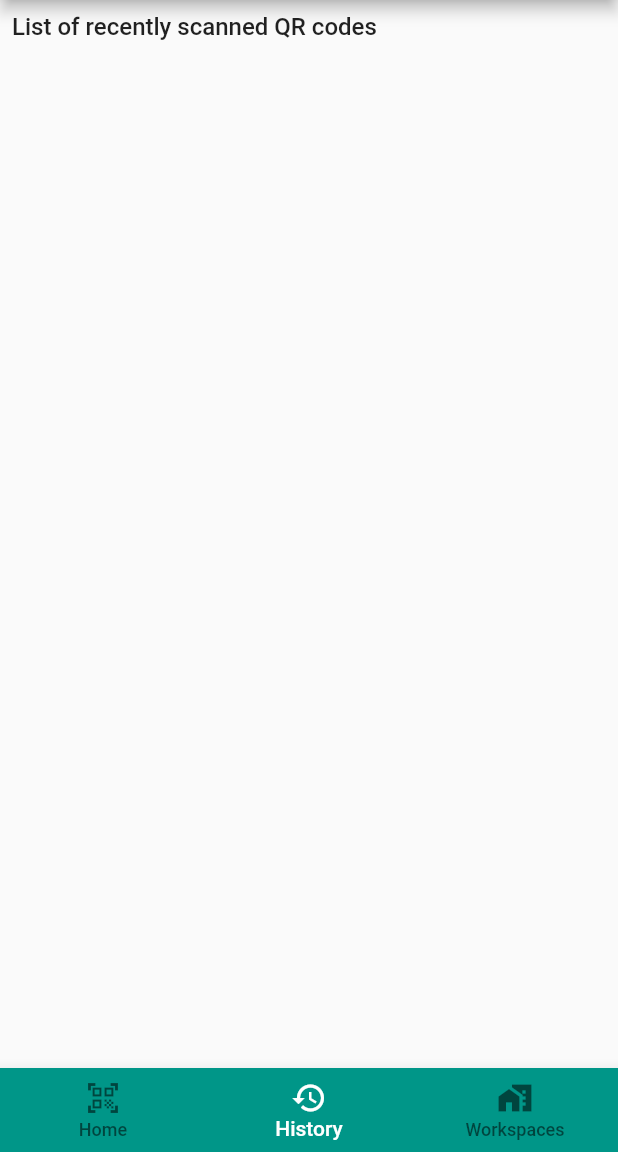
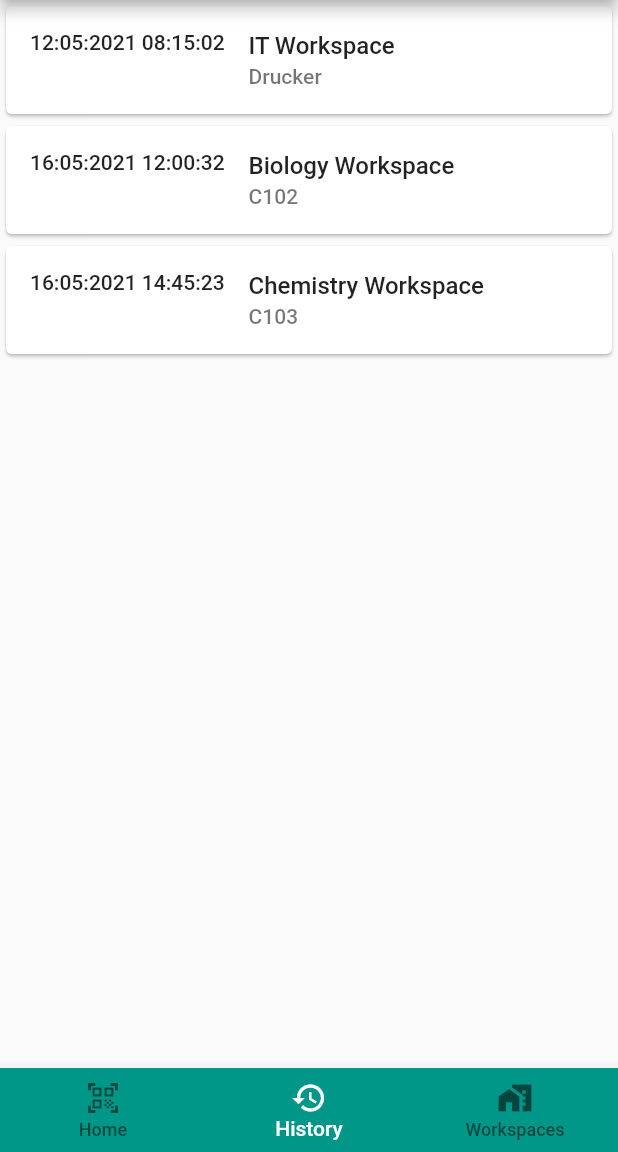
Before and after one commit to namb0/MiSproject, a Flutter app: the History screen opened by its route, on a phone screen of 412 x 824 dp, the part 84-1236 px from its top. Run offline on Flutter 3.47's test engine with Material 2 defaults, Android fonts, the phone set to English and light mode, and no system bars; our stand-ins replace shared_preferences, string_validator; missing offline and left inert: flutter_web_browser, qr_code_scanner; accounts and stored records are empty.

Commit message:
history.dart angelegt, Beispiel liste in history angelgt

```diff
--- /dev/null
+++ b/lib/data/history.dart
@@ -0,0 +1,11 @@
+import 'package:certificate_app/data/machine.dart';
+import 'package:flutter/material.dart';
+
+
+class Logdata{
+
+    String machinename ='',workspace ='',datetime ='';
+
+    Logdata({required this.machinename, required this.workspace,required this.datetime});
+
+}
--- a/lib/pages/history.dart
+++ b/lib/pages/history.dart
@@ -1,6 +1,7 @@
 import 'package:flutter/material.dart';
 import 'package:certificate_app/helper/drawer.dart';
 import 'package:certificate_app/helper/bottom_navbar.dart';
+import 'package:certificate_app/data/history.dart';
 
 class History extends StatefulWidget {
   @override
@@ -10,6 +11,36 @@ class History extends StatefulWidget {
 class _HistoryState extends State<History> {
   int _currentIndex = 1;
 
+  List<Logdata> loglist = [
+    Logdata(
+        machinename: 'Drucker',
+        workspace: 'IT Workspace',
+        datetime: '12:05:2021 08:15:02'),
+    Logdata(
+        machinename: 'C102',
+        workspace: 'Biology Workspace',
+        datetime: '16:05:2021 12:00:32'),
+    Logdata(
+        machinename: 'C103',
+        workspace: 'Chemistry Workspace',
+        datetime: '16:05:2021 14:45:23'),
+  ];
+
+  Widget historyCard(Logdata log) {
+    return Card(
+      child: Column(
+        mainAxisSize: MainAxisSize.min,
+        children: <Widget>[
+          ListTile(
+            leading: Text(log.datetime),
+            title: Text(log.workspace),
+            subtitle: Text(log.machinename),
+          ),
+        ],
+      ),
+    );
+  }
+
   @override
   Widget build(BuildContext context) {
     return Scaffold(
@@ -18,16 +49,10 @@ class _HistoryState extends State<History> {
         title: Text('History'),
       ),
       drawer: drawerWidget(),
-      body: Container(
-        padding: EdgeInsets.all(8.0),
-        child: Column(
-          children: [
-            Text(
-              'List of recently scanned QR codes',
-              style: TextStyle(fontSize: 16.0),
-            ),
-          ],
-        ),
+      body: ListView(
+        children: loglist
+            .map((workspace) =>historyCard(workspace))
+            .toList(),
       ),
       bottomNavigationBar: bottomNavBar(currentIndex: _currentIndex),
     );
--- a/lib/pages/home.dart
+++ b/lib/pages/home.dart
@@ -2,6 +2,7 @@ import 'package:flutter/material.dart';
 import 'package:certificate_app/helper/drawer.dart';
 import 'package:certificate_app/helper/bottom_navbar.dart';
 import 'package:certificate_app/helper/qr_scanner.dart';
+import 'package:qr_code_scanner/qr_code_scanner.dart';
 
 class Home extends StatefulWidget {
   @override
@@ -10,6 +11,9 @@ class Home extends StatefulWidget {
 
 class _HomeState extends State<Home> {
   int _currentIndex = 0;
+
+  QRViewExample scanner = new QRViewExample();
+
 
   @override
   Widget build(BuildContext context) {
@@ -20,6 +24,7 @@ class _HomeState extends State<Home> {
       ),
       drawer: drawerWidget(),
       body: QRViewExample(),
+
       bottomNavigationBar: bottomNavBar(currentIndex: _currentIndex),
     );
   }
```
Also changed, not shown: lib/helper/qr_scanner.dart (line endings or trailing spaces).
